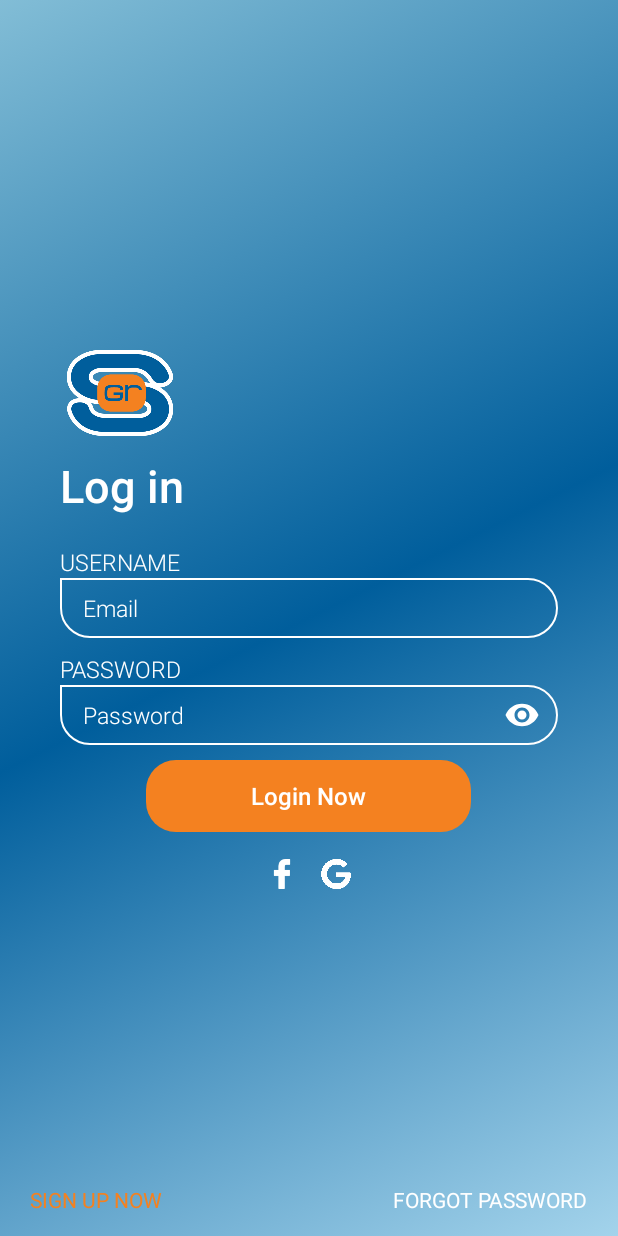
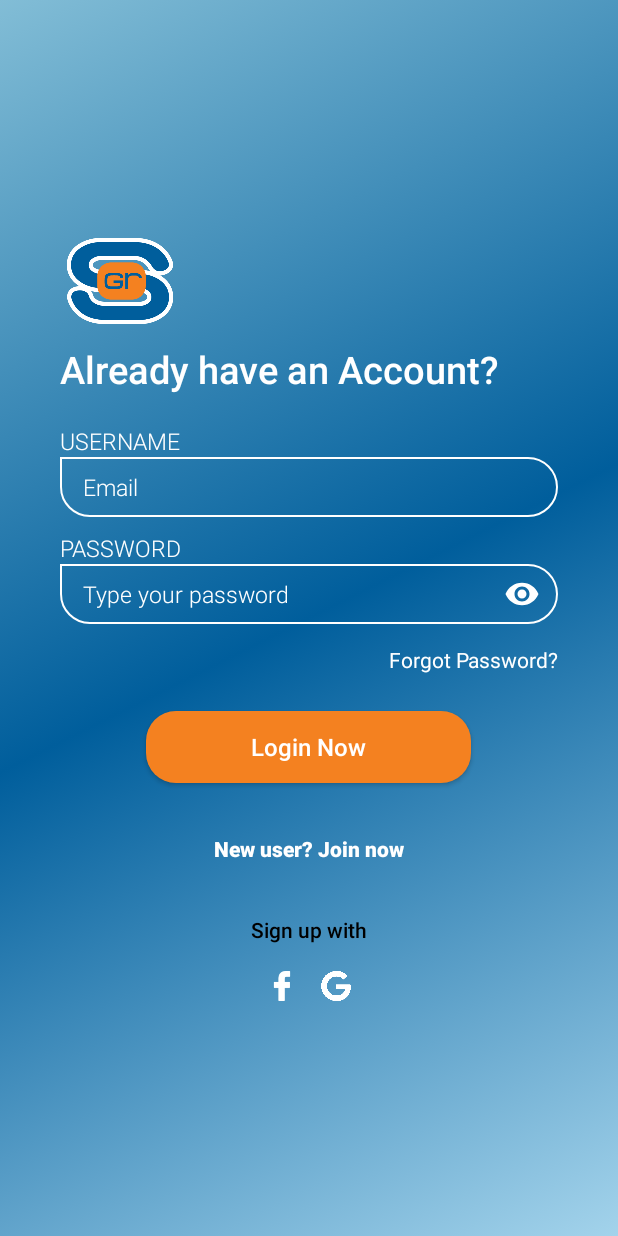
Before and after one commit to enalymounioz/XChange_Calculus, an Android app: the screen it shows after launch (ActivityMainLogin), on a phone screen of 412 x 824 dp. Run offline under Robolectric (Android 15) with nearby library versions, the phone set to English and light mode, and no system bars.

Commit message:
Many changes have been made in the front, some on click listeners have been added for some buttons and the layouts have changed

```diff
--- a/app/src/main/java/com/sky/casper/skywalker_new_app/Activities/ActivityMainLogin.java
+++ b/app/src/main/java/com/sky/casper/skywalker_new_app/Activities/ActivityMainLogin.java
@@ -5,26 +5,21 @@ import androidx.appcompat.app.AppCompatActivity;
 import android.content.Intent;
 import android.graphics.drawable.AnimationDrawable;
 import android.os.Bundle;
-import android.text.Editable;
-import android.text.TextWatcher;
 import android.view.View;
 import android.widget.Button;
-import android.widget.EditText;
 import android.widget.RelativeLayout;
+
 import com.sky.casper.skywalker_new_app.R;
-
-import org.w3c.dom.Text;
 
 public class ActivityMainLogin extends AppCompatActivity {
 
-    /*Variables for if username and password not filled in login button is disabled*/
-    private EditText editTextUsername;
-    private EditText editTextPassword;
-    private Button buttonConfirm;
+    Button button;//Variable for the Forgot Password Button
+
 
     /*Variables for background animation*/
     RelativeLayout relativeLayout;
     AnimationDrawable animationDrawable;
+    /*Variables for background animation*/
 
     @Override
     protected void onCreate(Bundle savedInstanceState) {
@@ -35,48 +30,33 @@ public class ActivityMainLogin extends AppCompatActivity {
         View decorView = getWindow().getDecorView();
         decorView.setSystemUiVisibility(
                 View.SYSTEM_UI_FLAG_LAYOUT_FULLSCREEN);
+        /*Make Activity full screen and hide navigation bar*/
 
-        relativeLayout =findViewById(R.id.activity_main_login);
         /*Start Background Animation*/
-        animationDrawable = (AnimationDrawable)relativeLayout.getBackground();
+        relativeLayout = findViewById(R.id.activity_main_login);
+        animationDrawable = (AnimationDrawable) relativeLayout.getBackground();
         animationDrawable.setEnterFadeDuration(10);
         animationDrawable.setExitFadeDuration(3000);
         animationDrawable.start();
         /*Start Background Animation*/
 
-        /*Check if fields username and password are filled in */
-        editTextUsername = findViewById(R.id.edit_text_username);
-        editTextUsername = findViewById(R.id.edit_text_password);
-        buttonConfirm = findViewById(R.id.button_confirm);
+        /*Forgot my password button*/
+        button = findViewById(R.id.button_forgot);
+        button.setOnClickListener(new View.OnClickListener() {
+            @Override
+            public void onClick(View view) {
 
-        editTextUsername.addTextChangedListener(loginTextWatcher);
-        editTextPassword.addTextChangedListener(loginTextWatcher);
+            }
+            /*Forgot my password button*/
+        });
 
-       }
-       private TextWatcher loginTextWatcher = new TextWatcher() {
-           @Override
-           public void beforeTextChanged(CharSequence charSequence, int start, int count, int after) {
+    }
 
-           }
-
-           @Override
-           public void onTextChanged(CharSequence charSequence, int start, int count, int after) {
-               String usernameInput = editTextUsername.getText().toString().trim();
-               String passwordInput = editTextPassword.getText().toString().trim();
-
-               buttonConfirm.setEnabled(!usernameInput.isEmpty()&& !passwordInput.isEmpty());
-
-           }
-
-           @Override
-           public void afterTextChanged(Editable editable) {
-
-           }
-       };
-
+    /*Sign up button to sign up activity*/
     public void btn_signup(View view) {
-        startActivity(new Intent(getApplicationContext(),ActivitySignUp.class));
+        startActivity(new Intent(getApplicationContext(), ActivitySignUp.class));
     }
+    /*Sign up button to sign up activity*/
 
 
 }
--- a/app/src/main/java/com/sky/casper/skywalker_new_app/ActivitySplash.java
+++ b/app/src/main/java/com/sky/casper/skywalker_new_app/ActivitySplash.java
@@ -2,21 +2,19 @@ package com.sky.casper.skywalker_new_app;
 
 import androidx.appcompat.app.AppCompatActivity;
 import android.content.Intent;
-import android.graphics.drawable.AnimationDrawable;
 import android.os.Bundle;
 import android.os.Handler;
 import android.view.View;
 import android.view.animation.Animation;
 import android.view.animation.AnimationUtils;
 import android.widget.ImageView;
-import android.widget.RelativeLayout;
 import android.widget.TextView;
 import com.sky.casper.skywalker_new_app.Activities.ActivityMainLogin;
 
 public class ActivitySplash extends AppCompatActivity {
 
     //Manual duration of Splash Screen
-    private static int timeout=5000;
+    private static int timeout=3000;
 
     //Animation declaration
 
--- /dev/null
+++ b/app/src/main/res/drawable/btn_trans.xml
@@ -0,0 +1,6 @@
+<?xml version="1.0" encoding="utf-8"?>
+<shape xmlns:android="http://schemas.android.com/apk/res/android"
+    android:shape="rectangle">
+
+
+</shape>
--- a/app/src/main/res/layout/activity_login_main.xml
+++ b/app/src/main/res/layout/activity_login_main.xml
@@ -8,11 +8,15 @@
     android:background="@drawable/gradient_animation"
     tools:context=".Activities.ActivityMainLogin">
 
+    <ScrollView
+        android:layout_width="match_parent"
+        android:layout_height="wrap_content"
+        android:layout_centerVertical="true">
+
         <RelativeLayout
             android:id="@+id/mainrellay"
             android:layout_width="wrap_content"
             android:layout_height="wrap_content"
-        android:layout_centerInParent="true"
             android:layout_marginLeft="40dp"
             android:layout_marginRight="40dp">
 
@@ -37,9 +41,9 @@
                     android:layout_width="wrap_content"
                     android:layout_height="wrap_content"
                     android:fontFamily="sans-serif-medium"
-                android:text="@string/login"
+                    android:text="@string/already_have_an_account"
                     android:textColor="@color/white"
-                android:textSize="30sp" />
+                    android:textSize="25sp" />
 
                 <LinearLayout
                     android:id="@+id/linlay1"
@@ -64,13 +68,13 @@
                             android:textSize="15sp" />
 
                         <com.google.android.material.textfield.TextInputLayout
-                        android:id="@+id/edit_text_username"
                             android:layout_width="match_parent"
                             android:layout_height="wrap_content"
                             app:hintAnimationEnabled="false"
                             app:hintEnabled="false">
 
                             <com.google.android.material.textfield.TextInputEditText
+                                android:id="@+id/edit_text_username"
                                 android:layout_width="match_parent"
                                 android:layout_height="40dp"
                                 android:background="@drawable/edit_text_box"
@@ -98,13 +102,12 @@
                             android:layout_width="wrap_content"
                             android:layout_height="wrap_content"
                             android:fontFamily="sans-serif-light"
-                        android:text="@string/password"
+                            android:text="@string/password1"
                             android:textAllCaps="true"
                             android:textColor="@color/white"
                             android:textSize="15sp" />
 
                         <com.google.android.material.textfield.TextInputLayout
-                        android:id="@+id/edit_text_password"
                             android:layout_width="match_parent"
                             android:layout_height="wrap_content"
                             app:hintAnimationEnabled="false"
@@ -113,6 +116,7 @@
                             app:passwordToggleTint="@color/white">
 
                             <com.google.android.material.textfield.TextInputEditText
+                                android:id="@+id/edit_text_password"
                                 android:layout_width="match_parent"
                                 android:layout_height="40dp"
                                 android:background="@drawable/edit_text_box"
@@ -127,6 +131,18 @@
                                 android:textColorHint="@color/white"
                                 android:textSize="15sp" />
                         </com.google.android.material.textfield.TextInputLayout>
+
+                        <Button
+                            android:id="@+id/button_forgot"
+                            android:layout_width="wrap_content"
+                            android:layout_height="wrap_content"
+                            android:background="@color/colorTransparent"
+                            android:fontFamily="sans-serif"
+                            android:text="@string/forgot_password"
+                            android:textColor="@color/white"
+                            android:textAllCaps="false"
+                            android:layout_gravity="end"/>
+
 
                     </LinearLayout>
 
@@ -146,27 +162,45 @@
                     android:text="@string/login_now"
                     android:textAllCaps="false"
                     android:textColor="@color/white"
-                android:textSize="16sp"
-                android:enabled="false"/>
+                    android:textSize="16sp"/>
+
+                <Button
+                    android:id="@+id/button_signup"
+                    android:layout_width="wrap_content"
+                    android:layout_height="wrap_content"
+                    android:layout_below="@+id/button_confirm"
+                    android:layout_centerHorizontal="true"
+                    android:layout_marginTop="20dp"
+                    android:background="@drawable/btn_trans"
+                    android:fontFamily="sans-serif-medium"
+                    android:onClick="btn_signup"
+                    android:text="@string/new_user_register_now"
+                    android:textColor="@color/white"
+                    android:textAllCaps="false"
+                    android:textStyle="bold"/>
+
+                <TextView
+                    android:layout_width="wrap_content"
+                    android:layout_height="wrap_content"
+                    android:fontFamily="sans-serif-medium"
+                    android:text="@string/or_use_social_media"
+                    android:textColor="@color/black"
+                    android:layout_below="@+id/button_signup"
+                    android:layout_centerHorizontal="true"
+                    android:paddingTop="20dp"/>
 
             </RelativeLayout>
-
-        <RelativeLayout
-            android:id="@+id/rellay2"
-            android:layout_width="wrap_content"
-            android:layout_height="wrap_content"
-            android:layout_below="@+id/rellay1"
-            android:layout_centerHorizontal="true"
-            android:paddingTop="10dp">
 
             <LinearLayout
                 android:id="@+id/linlay2"
                 android:layout_width="wrap_content"
                 android:layout_height="wrap_content"
-                android:layout_centerHorizontal="true">
+                android:layout_centerHorizontal="true"
+                android:layout_below="@+id/rellay1"
+                android:paddingTop="10dp">
 
                 <ImageView
-                    android:id="@+id/imageView2"
+                    android:id="@+id/imageFacebook"
                     android:layout_width="20dp"
                     android:layout_height="20dp"
                     android:layout_margin="8dp"
@@ -174,7 +208,7 @@
                     android:contentDescription="@string/facebooklogo"
                     app:srcCompat="@drawable/fb" />
                 <ImageView
-                    android:id="@+id/imageView3"
+                    android:id="@+id/imageGoogle"
                     android:layout_width="20dp"
                     android:layout_height="20dp"
                     android:layout_margin="8dp"
@@ -186,36 +220,8 @@
 
         </RelativeLayout>
 
-    </RelativeLayout>
-
-    <RelativeLayout
-        android:id="@+id/rellayfoot"
-        android:layout_width="match_parent"
-        android:layout_height="wrap_content"
-        android:layout_alignParentBottom="true"
-        android:layout_marginLeft="20dp"
-        android:layout_marginRight="20dp">
+    </ScrollView>
 
 
-        <Button
-            android:layout_width="wrap_content"
-            android:layout_height="wrap_content"
-            android:background="@color/colorTransparent"
-            android:fontFamily="sans-serif"
-            android:text="@string/sign_up_now"
-            android:textColor="@color/colorAccent"
-            android:onClick="btn_signup"/>
-
-        <Button
-            android:layout_width="wrap_content"
-            android:layout_height="wrap_content"
-            android:layout_alignParentEnd="true"
-            android:background="@color/colorTransparent"
-            android:fontFamily="sans-serif"
-            android:text="@string/forgot_password"
-            android:textAllCaps="true"
-            android:textColor="@color/white"/>
 
  </RelativeLayout>
-
-</RelativeLayout>
--- a/app/src/main/res/values/strings.xml
+++ b/app/src/main/res/values/strings.xml
@@ -2,41 +2,49 @@
 
     <!--App strings-->
     <string name="app_name">Skywalker New App</string>
-    <string name="welcome_message">Welcome Message</string>
+    <string name="welcome_message">Find your dream job</string>
     <string name="logo">Logo</string>
     <string name="home_screen">Home Screen</string>
     <!--App strings-->
 
 
     <!--User strings-->
-    <string name="login">Log in</string>
+
     <string name="email">Email</string>
     <string name="username">Username</string>
-    <string name="password">Password</string>
+    <string name="password1">Password</string>
     <string name="login_now">Login Now</string>
-    <string name="sign_up_now">Sign Up Now</string>
-    <string name="forgot_password">Forgot Password</string>
+    <string name="sign_up_now">Join Now</string>
+    <string name="forgot_password">Forgot Password?</string>
+    <string name="address">Address</string>
+    <string name="sign_up">Create my account</string>
+    <string name="name">Name</string>
+    <string name="confirm_password">Confirm Password</string>
+    <string name="surname">Surname</string>
+    <string name="post_code">Postal Code</string>
 
-    <string name="sign_up">Sign up</string>
-    <string name="name">Name</string>
-    <string name="first_name">First Name</string>
-    <string name="confirm_password">Confirm Password</string>
+
+
+
+    <string name="first_name">Type your name</string>
+    <string name="physical_address">Type your street address</string>
+    <string name="postal_code">Type your postal code</string>
+    <string name="email_address">Type your email address</string>
+    <string name="last_name">Type your last name</string>
+    <string name="password">Type your password</string>
     <string name="retype_password">Retype Password</string>
-    <string name="surname">Surname</string>
-    <string name="last_name">Last Name</string>
-    <string name="address">Address</string>
-    <string name="physical_address">Physical Address</string>
-    <string name="postal_code">Postal Code</string>
 
 
     <string name="facebooklogo">facebookLogo</string>
     <string name="googlelogo">googlelogo</string>
 
 
-    <string name="i_agree_to_the_terms_and_conditions">I Agree to the Terms and Conditions</string>
+    <string name="i_agree_to_the_terms_and_conditions">I Agree to the Terms &amp; Conditions and Privacy Policy</string>
     <string name="or_sign_up_using_social_media">Or Register using Social Media?</string>
     <string name="already_have_an_account">Already have an Account?</string>
     <string name="don_t_have_an_account">Don\'t have an Account?</string>
+    <string name="new_user_register_now">New user? Join now</string>
+    <string name="or_use_social_media">Sign up with</string>
 
 
 </resources>
```
Also changed, not shown: app/src/main/java/com/sky/casper/skywalker_new_app/Activities/ActivitySignUp.java (+39 -1 lines), app/src/main/res/layout/activity_sign_up.xml (+23 -32 lines). Lines whose indentation alone changed are shown as unchanged.
